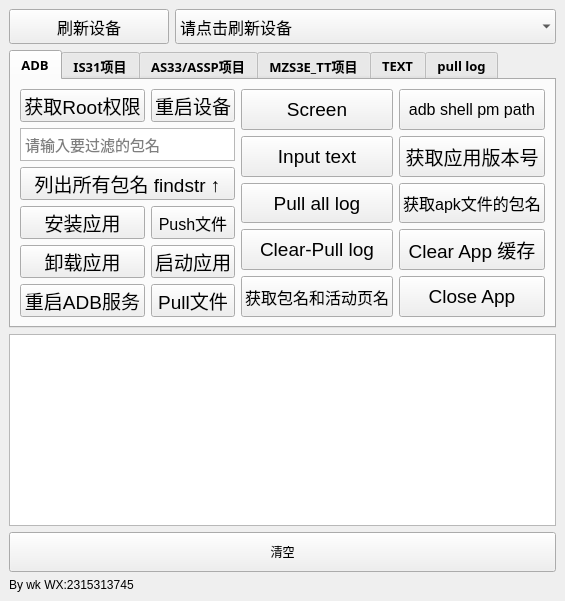
Old version of the form adbtool.ui in the repository wangke956/ADBTools.
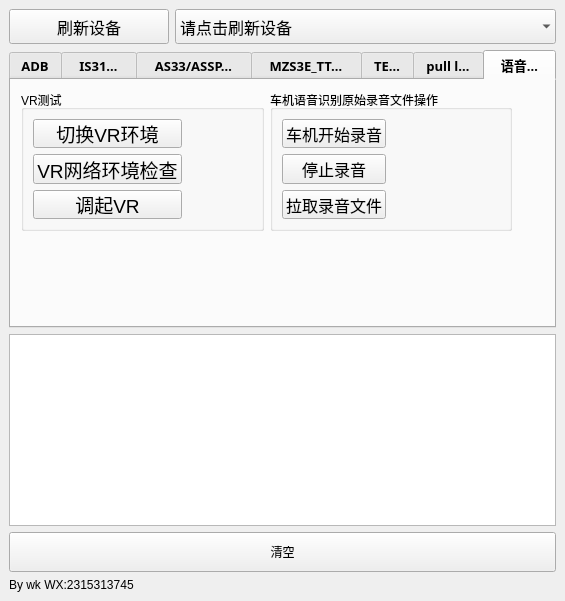
New version of the form. The open tabs and pages were chosen to show the change.

Commit message: 增加VR相关功能

What changed in the file:
```diff
--- a/adbtool.ui
+++ b/adbtool.ui
@@ -519,31 +519,6 @@
               </property>
              </widget>
             </item>
-            <item row="3" column="1">
-             <widget class="QPushButton" name="clear_app_cache_button">
-              <property name="sizePolicy">
-               <sizepolicy hsizetype="Expanding" vsizetype="Expanding">
-                <horstretch>0</horstretch>
-                <verstretch>1</verstretch>
-               </sizepolicy>
-              </property>
-              <property name="minimumSize">
-               <size>
-                <width>0</width>
-                <height>0</height>
-               </size>
-              </property>
-              <property name="font">
-               <font>
-                <family>Arial</family>
-                <pointsize>14</pointsize>
-               </font>
-              </property>
-              <property name="text">
-               <string>Clear App 缓存</string>
-              </property>
-             </widget>
-            </item>
             <item row="4" column="1">
              <widget class="QPushButton" name="force_stop_app">
               <property name="sizePolicy">
@@ -644,7 +619,7 @@
               </property>
              </widget>
             </item>
-            <item row="4" column="0">
+            <item row="2" column="0">
              <widget class="QPushButton" name="app_package_and_activity">
               <property name="sizePolicy">
                <sizepolicy hsizetype="Expanding" vsizetype="Expanding">
@@ -669,8 +644,8 @@
               </property>
              </widget>
             </item>
-            <item row="2" column="0">
-             <widget class="QPushButton" name="pull_log_without_clear">
+            <item row="4" column="0">
+             <widget class="QPushButton" name="clear_app_cache_button">
               <property name="sizePolicy">
                <sizepolicy hsizetype="Expanding" vsizetype="Expanding">
                 <horstretch>0</horstretch>
@@ -690,32 +665,7 @@
                </font>
               </property>
               <property name="text">
-               <string>Pull all log</string>
-              </property>
-             </widget>
-            </item>
-            <item row="3" column="0">
-             <widget class="QPushButton" name="pull_log_with_clear_button">
-              <property name="sizePolicy">
-               <sizepolicy hsizetype="Expanding" vsizetype="Expanding">
-                <horstretch>0</horstretch>
-                <verstretch>1</verstretch>
-               </sizepolicy>
-              </property>
-              <property name="minimumSize">
-               <size>
-                <width>0</width>
-                <height>0</height>
-               </size>
-              </property>
-              <property name="font">
-               <font>
-                <family>Arial</family>
-                <pointsize>14</pointsize>
-               </font>
-              </property>
-              <property name="text">
-               <string>Clear-Pull log</string>
+               <string>Clear App 缓存</string>
               </property>
              </widget>
             </item>
@@ -734,87 +684,6 @@
        </attribute>
        <layout class="QFormLayout" name="formLayout_4">
         <item row="0" column="0">
-         <widget class="QPushButton" name="switch_vr_env_button">
-          <property name="minimumSize">
-           <size>
-            <width>170</width>
-            <height>50</height>
-           </size>
-          </property>
-          <property name="maximumSize">
-           <size>
-            <width>16777215</width>
-            <height>16777215</height>
-           </size>
-          </property>
-          <property name="font">
-           <font>
-            <family>Arial</family>
-            <pointsize>14</pointsize>
-           </font>
-          </property>
-          <property name="text">
-           <string>切换VR环境</string>
-          </property>
-         </widget>
-        </item>
-        <item row="1" column="0">
-         <widget class="QPushButton" name="VR_nework_check_button">
-          <property name="minimumSize">
-           <size>
-            <width>170</width>
-            <height>0</height>
-           </size>
-          </property>
-          <property name="maximumSize">
-           <size>
-            <width>16777215</width>
-            <height>16777215</height>
-           </size>
-          </property>
-          <property name="font">
-           <font>
-            <family>Arial</family>
-            <pointsize>14</pointsize>
-           </font>
-          </property>
-          <property name="text">
-           <string>VR网络环境检查</string>
-          </property>
-         </widget>
-        </item>
-        <item row="2" column="0">
-         <widget class="QPushButton" name="activate_VR_button">
-          <property name="sizePolicy">
-           <sizepolicy hsizetype="Minimum" vsizetype="Fixed">
-            <horstretch>0</horstretch>
-            <verstretch>0</verstretch>
-           </sizepolicy>
-          </property>
-          <property name="minimumSize">
-           <size>
-            <width>170</width>
-            <height>0</height>
-           </size>
-          </property>
-          <property name="maximumSize">
-           <size>
-            <width>16777215</width>
-            <height>16777215</height>
-           </size>
-          </property>
-          <property name="font">
-           <font>
-            <family>Arial</family>
-            <pointsize>14</pointsize>
-           </font>
-          </property>
-          <property name="text">
-           <string>调起VR</string>
-          </property>
-         </widget>
-        </item>
-        <item row="3" column="0">
          <widget class="QPushButton" name="enter_engineering_mode_button">
           <property name="minimumSize">
            <size>
@@ -1185,6 +1054,217 @@
         </item>
        </layout>
       </widget>
+      <widget class="QWidget" name="tab_3">
+       <attribute name="title">
+        <string>语音相关</string>
+       </attribute>
+       <widget class="QWidget" name="">
+        <property name="geometry">
+         <rect>
+          <x>10</x>
+          <y>10</y>
+          <width>491</width>
+          <height>141</height>
+         </rect>
+        </property>
+        <layout class="QHBoxLayout" name="horizontalLayout_2">
+         <item>
+          <widget class="QGroupBox" name="groupBox_2">
+           <property name="title">
+            <string>VR测试</string>
+           </property>
+           <layout class="QFormLayout" name="formLayout_8">
+            <item row="0" column="0">
+             <layout class="QVBoxLayout" name="verticalLayout_2">
+              <item>
+               <widget class="QPushButton" name="switch_vr_env_button">
+                <property name="sizePolicy">
+                 <sizepolicy hsizetype="Minimum" vsizetype="Minimum">
+                  <horstretch>0</horstretch>
+                  <verstretch>0</verstretch>
+                 </sizepolicy>
+                </property>
+                <property name="minimumSize">
+                 <size>
+                  <width>50</width>
+                  <height>25</height>
+                 </size>
+                </property>
+                <property name="maximumSize">
+                 <size>
+                  <width>16777215</width>
+                  <height>16777215</height>
+                 </size>
+                </property>
+                <property name="font">
+                 <font>
+                  <family>Arial</family>
+                  <pointsize>14</pointsize>
+                 </font>
+                </property>
+                <property name="text">
+                 <string>切换VR环境</string>
+                </property>
+               </widget>
+              </item>
+              <item>
+               <widget class="QPushButton" name="VR_nework_check_button">
+                <property name="sizePolicy">
+                 <sizepolicy hsizetype="Minimum" vsizetype="Minimum">
+                  <horstretch>0</horstretch>
+                  <verstretch>0</verstretch>
+                 </sizepolicy>
+                </property>
+                <property name="minimumSize">
+                 <size>
+                  <width>50</width>
+                  <height>25</height>
+                 </size>
+                </property>
+                <property name="maximumSize">
+                 <size>
+                  <width>16777215</width>
+                  <height>16777215</height>
+                 </size>
+                </property>
+                <property name="font">
+                 <font>
+                  <family>Arial</family>
+                  <pointsize>14</pointsize>
+                 </font>
+                </property>
+                <property name="text">
+                 <string>VR网络环境检查</string>
+                </property>
+               </widget>
+              </item>
+              <item>
+               <widget class="QPushButton" name="activate_VR_button">
+                <property name="sizePolicy">
+                 <sizepolicy hsizetype="Minimum" vsizetype="Minimum">
+                  <horstretch>0</horstretch>
+                  <verstretch>0</verstretch>
+                 </sizepolicy>
+                </property>
+                <property name="minimumSize">
+                 <size>
+                  <width>50</width>
+                  <height>25</height>
+                 </size>
+                </property>
+                <property name="maximumSize">
+                 <size>
+                  <width>16777215</width>
+                  <height>16777215</height>
+                 </size>
+                </property>
+                <property name="font">
+                 <font>
+                  <family>Arial</family>
+                  <pointsize>14</pointsize>
+                 </font>
+                </property>
+                <property name="text">
+                 <string>调起VR</string>
+                </property>
+               </widget>
+              </item>
+             </layout>
+            </item>
+           </layout>
+          </widget>
+         </item>
+         <item>
+          <widget class="QGroupBox" name="groupBox">
+           <property name="title">
+            <string>车机语音识别原始录音文件操作</string>
+           </property>
+           <layout class="QFormLayout" name="formLayout_9">
+            <item row="0" column="0">
+             <layout class="QVBoxLayout" name="verticalLayout_4">
+              <item>
+               <widget class="QPushButton" name="voice_start_record_button">
+                <property name="sizePolicy">
+                 <sizepolicy hsizetype="Minimum" vsizetype="Minimum">
+                  <horstretch>0</horstretch>
+                  <verstretch>0</verstretch>
+                 </sizepolicy>
+                </property>
+                <property name="minimumSize">
+                 <size>
+                  <width>50</width>
+                  <height>25</height>
+                 </size>
+                </property>
+                <property name="font">
+                 <font>
+                  <family>Agency FB</family>
+                  <pointsize>12</pointsize>
+                 </font>
+                </property>
+                <property name="text">
+                 <string>车机开始录音</string>
+                </property>
+               </widget>
+              </item>
+              <item>
+               <widget class="QPushButton" name="voice_stop_record_button">
+                <property name="sizePolicy">
+                 <sizepolicy hsizetype="Minimum" vsizetype="Minimum">
+                  <horstretch>0</horstretch>
+                  <verstretch>0</verstretch>
+                 </sizepolicy>
+                </property>
+                <property name="minimumSize">
+                 <size>
+                  <width>50</width>
+                  <height>25</height>
+                 </size>
+                </property>
+                <property name="font">
+                 <font>
+                  <family>Agency FB</family>
+                  <pointsize>12</pointsize>
+                 </font>
+                </property>
+                <property name="text">
+                 <string>停止录音</string>
+                </property>
+               </widget>
+              </item>
+              <item>
+               <widget class="QPushButton" name="voice_pull_record_file_button">
+                <property name="sizePolicy">
+                 <sizepolicy hsizetype="Minimum" vsizetype="Minimum">
+                  <horstretch>0</horstretch>
+                  <verstretch>0</verstretch>
+                 </sizepolicy>
+                </property>
+                <property name="minimumSize">
+                 <size>
+                  <width>50</width>
+                  <height>25</height>
+                 </size>
+                </property>
+                <property name="font">
+                 <font>
+                  <family>Agency FB</family>
+                  <pointsize>12</pointsize>
+                 </font>
+                </property>
+                <property name="text">
+                 <string>拉取录音文件</string>
+                </property>
+               </widget>
+              </item>
+             </layout>
+            </item>
+           </layout>
+          </widget>
+         </item>
+        </layout>
+       </widget>
+      </widget>
      </widget>
     </item>
     <item>
```
Left out of the diff: 4 changed lines with no effect on the pictures. The commit also changes 4 other files.
